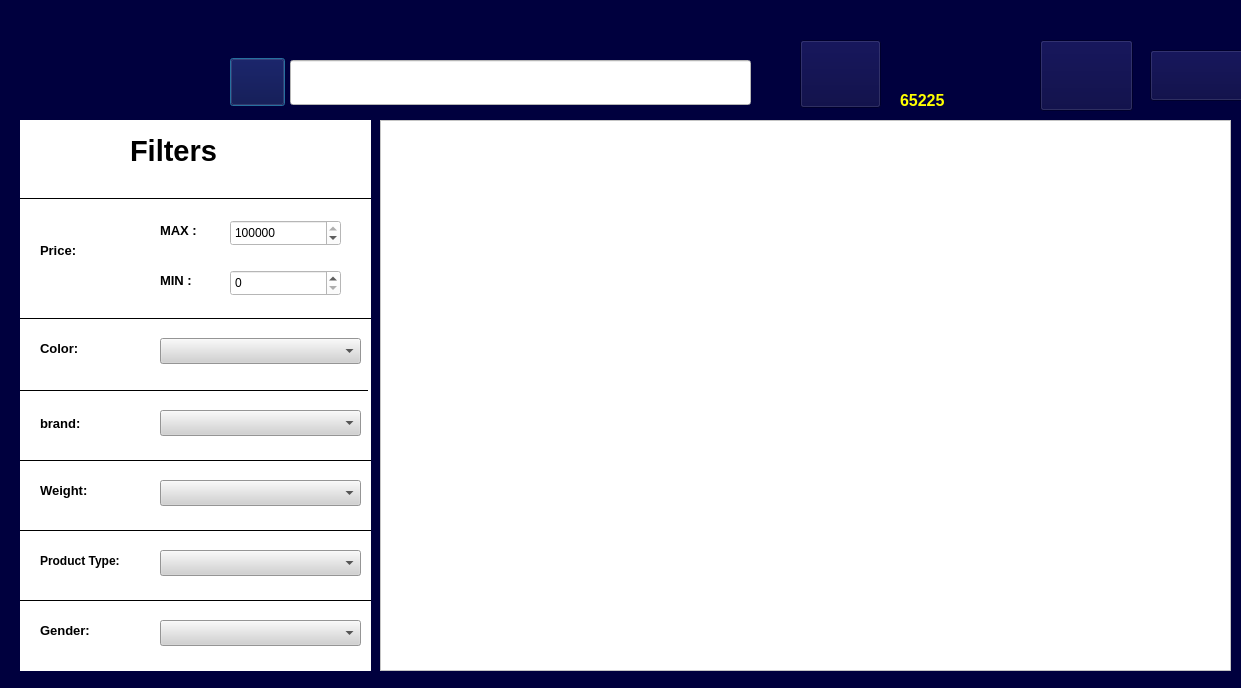
Before: the Qt Designer form client.ui in AP-projects-4001/ls, drawn with Qt 5.
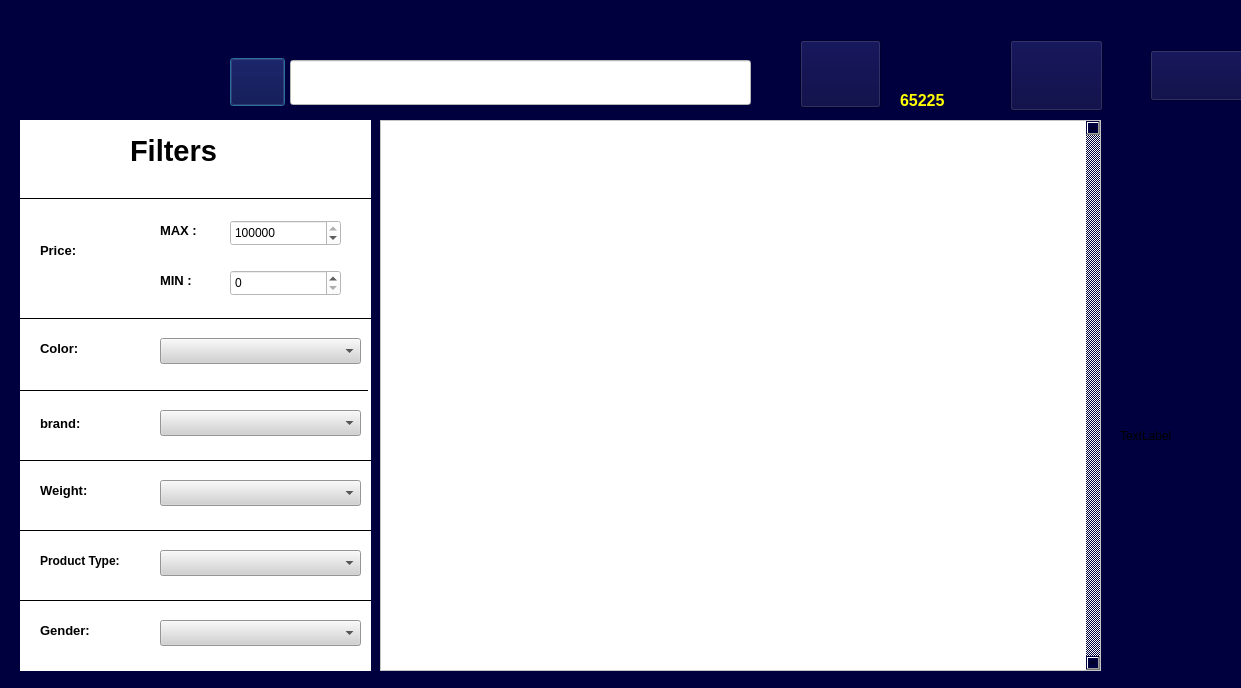
After: the same form once the commit is applied. Icons and pictures are not drawn.

```diff
--- a/client.ui
+++ b/client.ui
@@ -84,7 +84,7 @@
   <widget class="QPushButton" name="pushButton_Cart">
    <property name="geometry">
     <rect>
-     <x>1040</x>
+     <x>1010</x>
      <y>40</y>
      <width>93</width>
      <height>71</height>
@@ -103,20 +103,25 @@
     <rect>
      <x>380</x>
      <y>120</y>
-     <width>851</width>
+     <width>721</width>
      <height>551</height>
     </rect>
    </property>
    <property name="font">
     <font>
      <pointsize>15</pointsize>
-     <weight>75</weight>
      <bold>true</bold>
     </font>
    </property>
    <property name="styleSheet">
     <string notr="true">background-color: rgb(255, 255, 255);</string>
    </property>
+   <property name="verticalScrollBarPolicy">
+    <enum>Qt::ScrollBarAlwaysOn</enum>
+   </property>
+   <property name="horizontalScrollBarPolicy">
+    <enum>Qt::ScrollBarAsNeeded</enum>
+   </property>
    <property name="autoScrollMargin">
     <number>4</number>
    </property>
@@ -669,6 +674,22 @@
     <string>65225</string>
    </property>
   </widget>
+  <widget class="QLabel" name="label_11">
+   <property name="geometry">
+    <rect>
+     <x>1120</x>
+     <y>200</y>
+     <width>111</width>
+     <height>471</height>
+    </rect>
+   </property>
+   <property name="styleSheet">
+    <string notr="true">background-image: url(:/new/prefix1/BitcoinAd.gif);</string>
+   </property>
+   <property name="text">
+    <string>TextLabel</string>
+   </property>
+  </widget>
  </widget>
  <resources/>
  <connections/>
```
Left out of the diff: 11 changed lines with no effect on the pictures.
